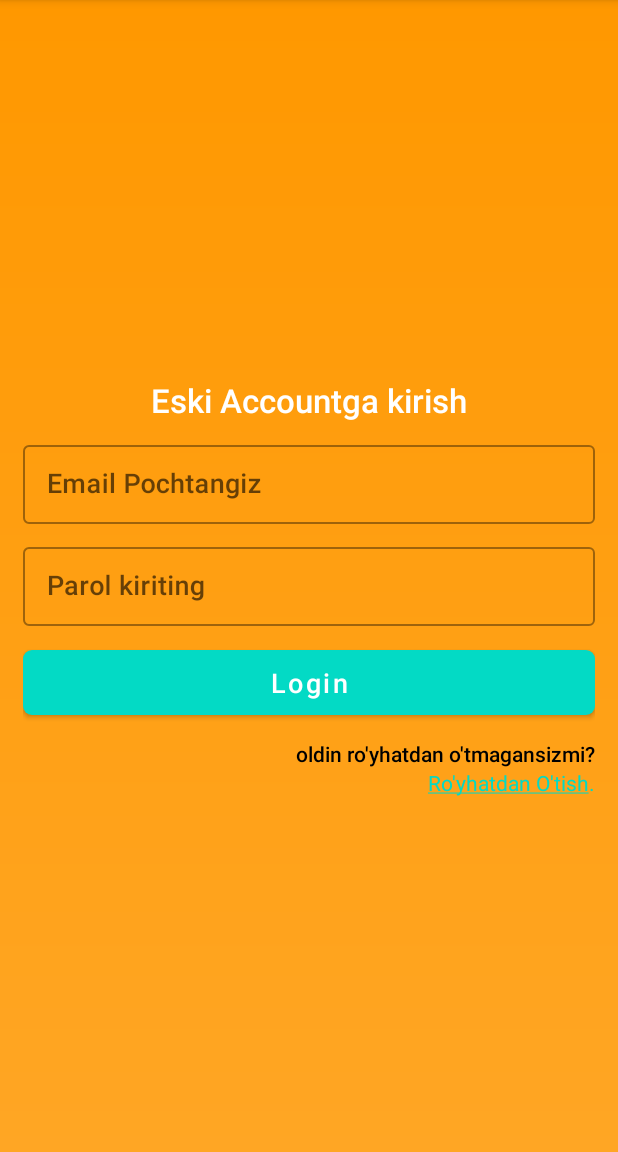
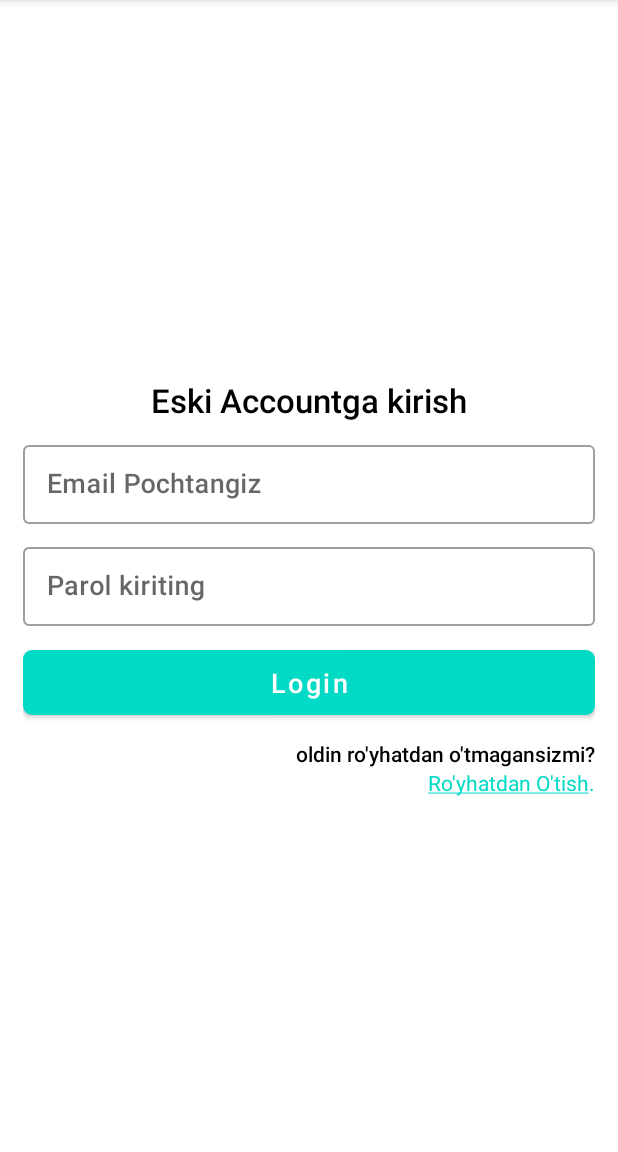
Before and after one commit to jaloliddin99/Bridge, an Android app: the fragment Fragment3 shown on its own in the app's theme, after a tap on an icon or button, on a phone screen of 412 x 824 dp, the part 84-1236 px from its top. Run offline under Robolectric (Android 15) with nearby library versions, the light colour scheme and no system bars; our stand-ins replace Firebase (no records; nobody signed in at launch, a user with empty details on screens opened directly); libraries missing offline, so code that uses them is left out: cn.pedant, com.github.willena.phoneinputview; plain views replace PhoneInputView; Roboto replaces fonts that are not available here; 7 statements that could not run were skipped; 2 other taps on this screen came first.

Commit message:
bugs are fixed

```diff
--- a/app/src/main/res/layout/fragment_home.xml
+++ b/app/src/main/res/layout/fragment_home.xml
@@ -61,7 +61,7 @@
                                 android:layout_marginTop="8dp"
                                 android:layout_marginEnd="4dp"
                                 android:fontFamily="@font/archivo_black"
-                                android:text="@string/main_page"
+                                android:text="Asosiy Qism"
                                 android:textAlignment="textStart"
                                 android:textColor="@color/white"
                                 android:textSize="18sp" />
--- a/app/src/main/res/layout/layout_fragment_1.xml
+++ b/app/src/main/res/layout/layout_fragment_1.xml
@@ -4,7 +4,7 @@
     android:layout_height="match_parent"
     xmlns:app="http://schemas.android.com/apk/res-auto"
     android:orientation="vertical"
-    android:background="@drawable/registration_background">
+    android:background="@color/white">
 
 
     <LinearLayout
@@ -28,7 +28,7 @@
             android:padding="10dp"
             android:text="Tarix - Bu Kelajak"
             android:textAlignment="center"
-            android:textColor="@color/white"
+            android:textColor="@color/black"
             android:textSize="30sp" />
 
         <!--    <com.jaloliddinabdullaev.koprik.Utils.Typewriter-->
@@ -49,7 +49,7 @@
             android:fontFamily="sans-serif-medium"
             android:text="@string/intro_text2"
             android:textAlignment="center"
-            android:textColor="@color/white"
+            android:textColor="@color/black"
             android:textSize="24sp"/>
     </LinearLayout>
 
--- a/app/src/main/res/layout/layout_register.xml
+++ b/app/src/main/res/layout/layout_register.xml
@@ -2,7 +2,7 @@
 <RelativeLayout
     xmlns:android="http://schemas.android.com/apk/res/android"
     xmlns:app="http://schemas.android.com/apk/res-auto"
-    android:background="@drawable/registration_background"
+    android:background="@color/white"
     android:layout_width="match_parent"
     android:layout_height="match_parent">
 
@@ -26,7 +26,7 @@
                 android:fontFamily="sans-serif-medium"
                 android:textAlignment="center"
                 android:id="@+id/introInfo"
-                android:textColor="@color/white"
+                android:textColor="@color/black"
                 android:textSize="22sp"/>
 
 
@@ -38,7 +38,7 @@
                 >
             <EditText
                 android:padding="14dp"
-                android:textColor="@color/white"
+                android:textColor="@color/black"
                 android:fontFamily="sans-serif-medium"
                 android:textSize="18sp"
                 android:layout_width="match_parent"
@@ -61,7 +61,7 @@
                     android:padding="14dp"
                     android:layout_width="match_parent"
                     android:layout_height="wrap_content"
-                    android:textColor="@color/white"
+                    android:textColor="@color/black"
                     android:fontFamily="sans-serif-medium"
                     android:textSize="18sp"
                     android:id="@+id/email"
@@ -80,7 +80,7 @@
                     android:padding="14dp"
                     android:layout_width="match_parent"
                     android:layout_height="wrap_content"
-                    android:textColor="@color/white"
+                    android:textColor="@color/black"
                     android:fontFamily="sans-serif-medium"
                     android:textSize="18sp"
                     android:id="@+id/passwordEmail"
@@ -101,7 +101,7 @@
                     android:layout_height="wrap_content"
                     android:fontFamily="sans-serif-medium"
                     android:inputType="none"
-                    android:textColor="@color/white" />
+                    android:textColor="@color/black" />
             </com.google.android.material.textfield.TextInputLayout>
 
             <com.google.android.material.textfield.TextInputLayout
@@ -119,7 +119,7 @@
                 android:textSize="18sp"
                 android:hint="Yoshingiz"
                 android:inputType="numberDecimal"
-                android:textColor="@color/white"
+                android:textColor="@color/black"
                 android:fontFamily="sans-serif-medium"
                 android:layout_height="wrap_content"/>
             </com.google.android.material.textfield.TextInputLayout>
@@ -128,7 +128,7 @@
                 android:layout_marginTop="10dp"
                 android:layout_width="match_parent"
                 android:layout_height="wrap_content"
-                android:textColor="@color/white"
+                android:textColor="@color/black"
                 android:fontFamily="sans-serif-medium"
                 android:text="Telefon raqamingiz"/>
             <com.github.willena.phoneinputview.PhoneInputView
@@ -189,7 +189,7 @@
                 android:layout_marginTop="15dp"
                 android:fontFamily="sans-serif-medium"
                 android:textAlignment="center"
-                android:textColor="@color/white"
+                android:textColor="@color/black"
                 android:textSize="22sp"/>
 
             <com.google.android.material.textfield.TextInputLayout
@@ -202,7 +202,7 @@
                     android:padding="14dp"
                     android:layout_width="match_parent"
                     android:layout_height="wrap_content"
-                    android:textColor="@color/white"
+                    android:textColor="@color/black"
                     android:fontFamily="sans-serif-medium"
                     android:textSize="18sp"
                     android:id="@+id/loginEmail"
@@ -221,7 +221,7 @@
                     android:padding="14dp"
                     android:layout_width="match_parent"
                     android:layout_height="wrap_content"
-                    android:textColor="@color/white"
+                    android:textColor="@color/black"
                     android:fontFamily="sans-serif-medium"
                     android:textSize="18sp"
                     android:id="@+id/loginPassword"
```
Also changed, not shown: app/src/main/java/com/jaloliddinabdullaevv/bridge/StartActivity.java (+5 -2 lines), app/src/main/res/layout/layout_fragment_2.xml (+4 -4 lines).
